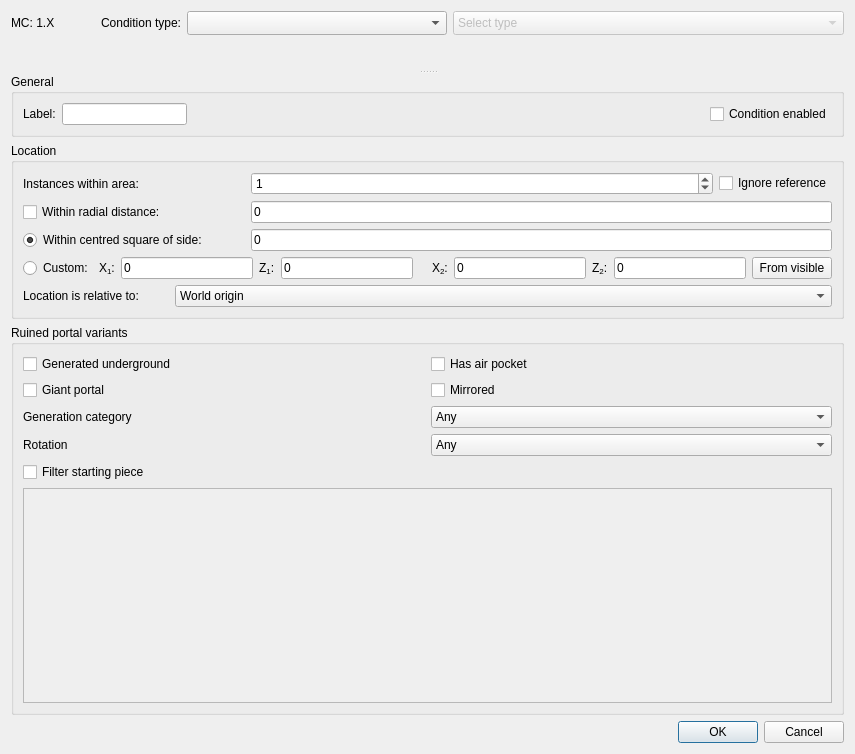
First picture: the form in src/conditiondialog.ui, repository Logsteela/Seed-Quarry, before the edit.
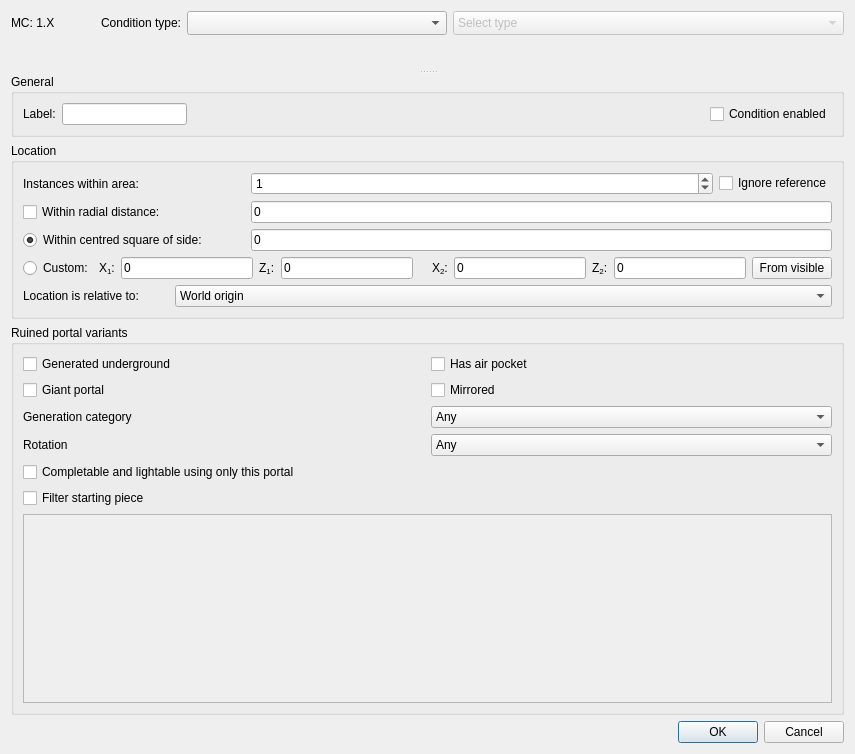
Second picture: the form after the edit. The open tabs and pages were chosen to show the change. Icons and pictures are not drawn. Custom widgets are drawn as their Qt base class.

Commit message: Add self-completable ruined portal filter

What changed in the file:
```diff
--- a/src/conditiondialog.ui
+++ b/src/conditiondialog.ui
@@ -2039,6 +2039,16 @@
                 </widget>
                </item>
                <item row="4" column="0" colspan="2">
+                <widget class="QCheckBox" name="checkPortalSelfCompletable">
+                 <property name="toolTip">
+                  <string>Java 1.16 only. Requires every existing non-corner block of the minimal frame to be normal obsidian, plus enough chest obsidian to finish it and either flint and steel or a fire charge. Currently supports portal_1 (2 obsidian), portal_6 (1), and portal_9 (2). Flint and iron nuggets do not count. The Java 1.16.1 chest-removal terrain bug is not modeled.</string>
+                 </property>
+                 <property name="text">
+                  <string>Completable and lightable using only this portal</string>
+                 </property>
+                </widget>
+               </item>
+               <item row="5" column="0" colspan="2">
                 <widget class="QCheckBox" name="checkStartPortal">
                  <property name="toolTip">
                   <string>Allow only structures that start with one of the selected pieces</string>
@@ -2048,7 +2058,7 @@
                  </property>
                 </widget>
                </item>
-               <item row="5" column="0" colspan="2">
+               <item row="6" column="0" colspan="2">
                 <widget class="QScrollArea" name="scrollPortalPieces">
                 <property name="widgetResizable">
                  <bool>true</bool>
```
The commit also changes 11 other files.
